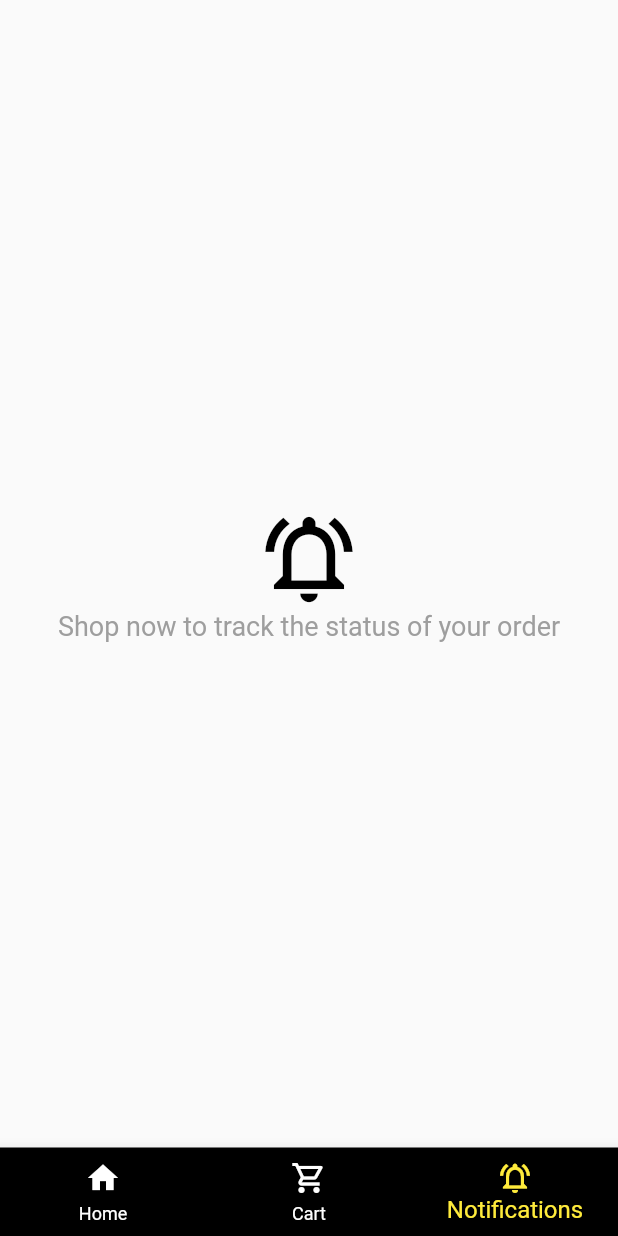
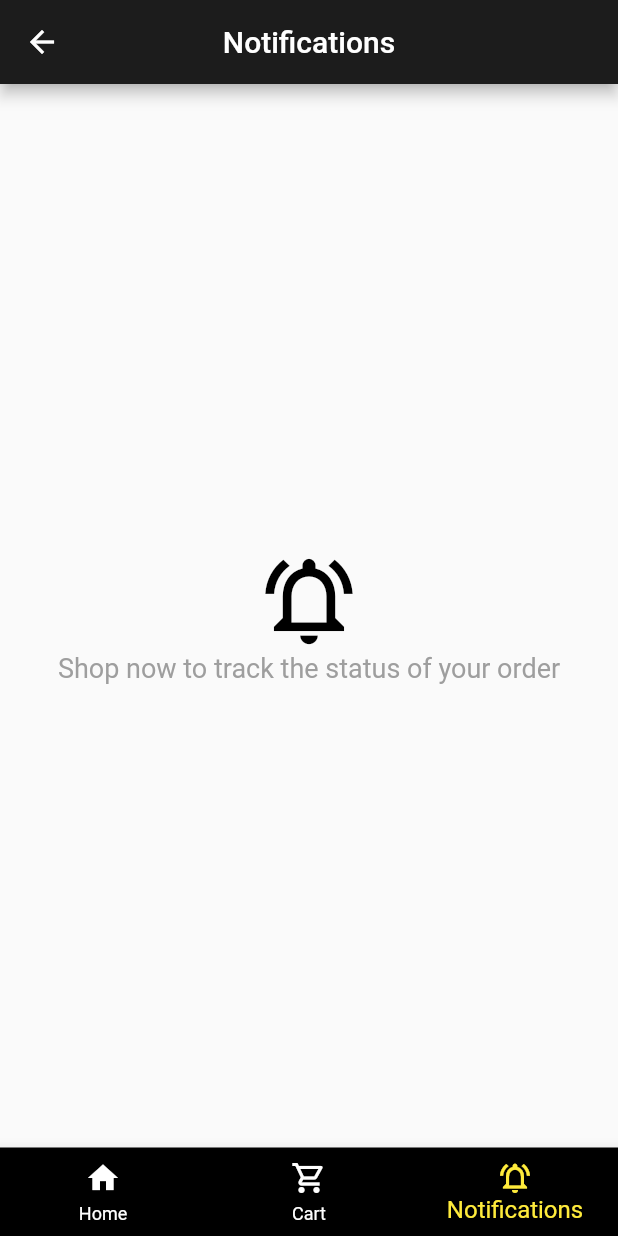
Before and after one commit to ShorooqAbdeen/Koora-Store, a Flutter app: the BottomScreen screen opened by its route, item 3 of the bottom bar chosen, on a phone screen of 412 x 824 dp. Run offline on Flutter 3.47's test engine with Material 2 defaults, Android fonts, the phone set to English and light mode, and no system bars; our stand-ins replace firebase_auth, firebase_core, font_awesome_flutter; accounts and stored records are empty.

Commit message:
commit sama8

```diff
--- a/lib/Screens/AuthenticationScreens/SignUpScreen.dart
+++ b/lib/Screens/AuthenticationScreens/SignUpScreen.dart
@@ -1,6 +1,7 @@
 import 'package:firebase_auth/firebase_auth.dart';
 import 'package:flutter/material.dart';
 import 'package:koora_store/Controllers/FirebaseAuthController.dart';
+import 'package:koora_store/Screens/AuthenticationScreens/SignInScreen.dart';
 
 class SignUpScreen extends StatefulWidget {
   const SignUpScreen({Key? key}) : super(key: key);
@@ -139,7 +140,8 @@ class _SignUpScreenState extends State<SignUpScreen> {
   Future createAccount()async{
     UserCredential? userCredential = await FirebaseAuthController().createAccount(_email1!.text, _password1!.text);
     if(userCredential != null){
-      Navigator.pushReplacementNamed(context, "/sign_in_screen");
+      Navigator.push(context, MaterialPageRoute(builder: (context)=>SignInScreen()),);
+
 
     }
   }
--- a/lib/Screens/BottomNavigationScreens/NotificationScreen.dart
+++ b/lib/Screens/BottomNavigationScreens/NotificationScreen.dart
@@ -5,7 +5,16 @@ class NotificationScreen extends StatelessWidget {
 
   @override
   Widget build(BuildContext context) {
-    return Center(
+    return MaterialApp(
+      debugShowCheckedModeBanner: false,
+      home: Scaffold(
+      appBar: AppBar(
+          leading: IconButton(onPressed: (){Navigator.pop(context);},icon: Icon(Icons.arrow_back),),
+          title: Text("Notifications"),
+          centerTitle: true,
+          backgroundColor: Color(0xff1C1C1C),
+        ),
+      body: Center(
         child: Column(
           crossAxisAlignment: CrossAxisAlignment.center,
           mainAxisAlignment: MainAxisAlignment.center,
@@ -16,6 +25,8 @@ class NotificationScreen extends StatelessWidget {
 
           ],
         ),
+      ),
+    ),
     );
   }
 }
--- a/lib/Screens/DrawerScreens/AccountScreen.dart
+++ b/lib/Screens/DrawerScreens/AccountScreen.dart
@@ -20,7 +20,7 @@ class _AccountScreenState extends State<AccountScreen> {
     return MaterialApp(
       debugShowCheckedModeBanner: false,
       home: Scaffold(
-        backgroundColor: Colors.grey.withOpacity(0.1),
+        backgroundColor: Colors.white70.withOpacity(0.9),
         appBar: AppBar(
           leading: IconButton(onPressed: (){Navigator.pop(context);},icon: Icon(Icons.arrow_back),),
           title: Text("Account"),
--- a/lib/Screens/LunchScreen.dart
+++ b/lib/Screens/LunchScreen.dart
@@ -12,8 +12,8 @@ class _LunchScreenState extends State<LunchScreen> {
     super.initState();
     Firebase.initializeApp();
     Future.delayed(Duration(seconds: 3),(){
-      // String routeName = FirebaseAuthController().isLoggedIn()?"/bottom_screen":"/sign_in_screen";
-      Navigator.pushReplacementNamed(context, "/home_screen");
+      String routeName = FirebaseAuthController().isLoggedIn()?"/home_screen":"/sign_in_screen";
+      Navigator.pushReplacementNamed(context, routeName);
     });
   }
   @override
```
Also changed, not shown: lib/Screens/AuthenticationScreens/SignInScreen.dart (+9 -4 lines), lib/Screens/DrawerScreens/DrawerWidget.dart (+6 -3 lines). Lines whose indentation alone changed are shown as unchanged.
